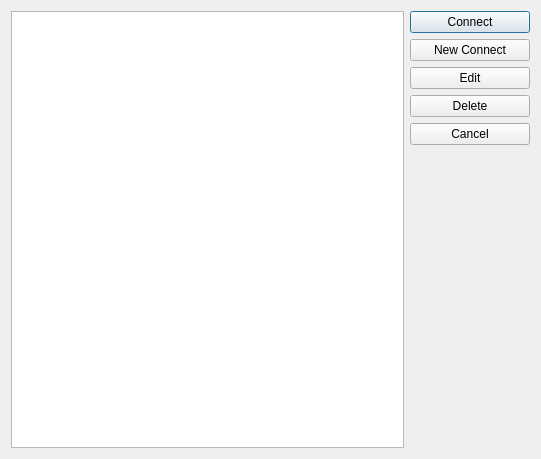
Qt form dialog/networksettingsdialog.ui (flysnow010/flyscp) before a commit.
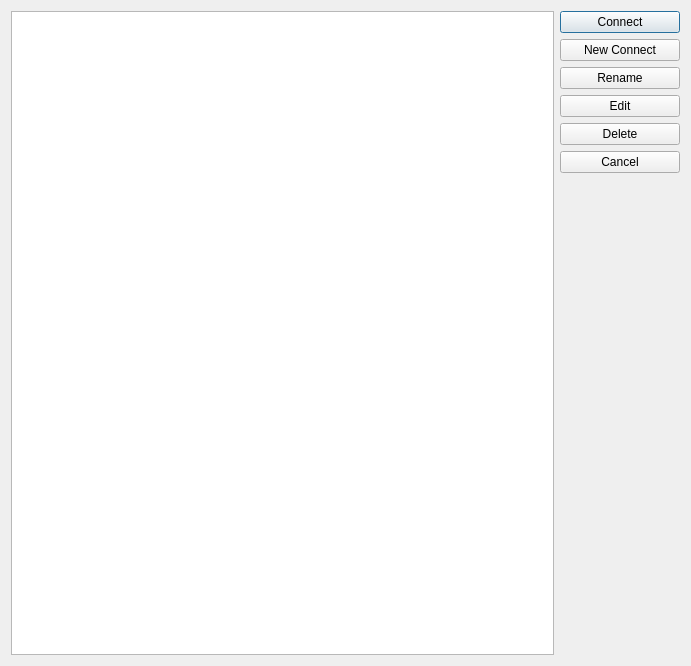
The same form after that commit.

Diff of the .ui file:
```diff
--- a/dialog/networksettingsdialog.ui
+++ b/dialog/networksettingsdialog.ui
@@ -6,8 +6,8 @@
    <rect>
     <x>0</x>
     <y>0</y>
-    <width>541</width>
-    <height>459</height>
+    <width>691</width>
+    <height>666</height>
    </rect>
   </property>
   <property name="windowTitle">
@@ -15,18 +15,16 @@
   </property>
   <layout class="QHBoxLayout" name="horizontalLayout">
    <item>
-    <widget class="QTreeWidget" name="treeWidget">
+    <widget class="QTreeView" name="treeView">
+     <property name="rootIsDecorated">
+      <bool>false</bool>
+     </property>
      <property name="uniformRowHeights">
       <bool>true</bool>
      </property>
-     <attribute name="headerVisible">
+     <attribute name="headerStretchLastSection">
       <bool>false</bool>
      </attribute>
-     <column>
-      <property name="text">
-       <string>NetworkSettings</string>
-      </property>
-     </column>
     </widget>
    </item>
    <item>
@@ -52,7 +50,14 @@
       </widget>
      </item>
      <item>
-      <widget class="QPushButton" name="pushButton_3">
+      <widget class="QPushButton" name="btnRename">
+       <property name="text">
+        <string>Rename</string>
+       </property>
+      </widget>
+     </item>
+     <item>
+      <widget class="QPushButton" name="btnEdit">
        <property name="text">
         <string>Edit</string>
        </property>
```
Left out of the diff: 6 changed lines with no effect on the pictures.
